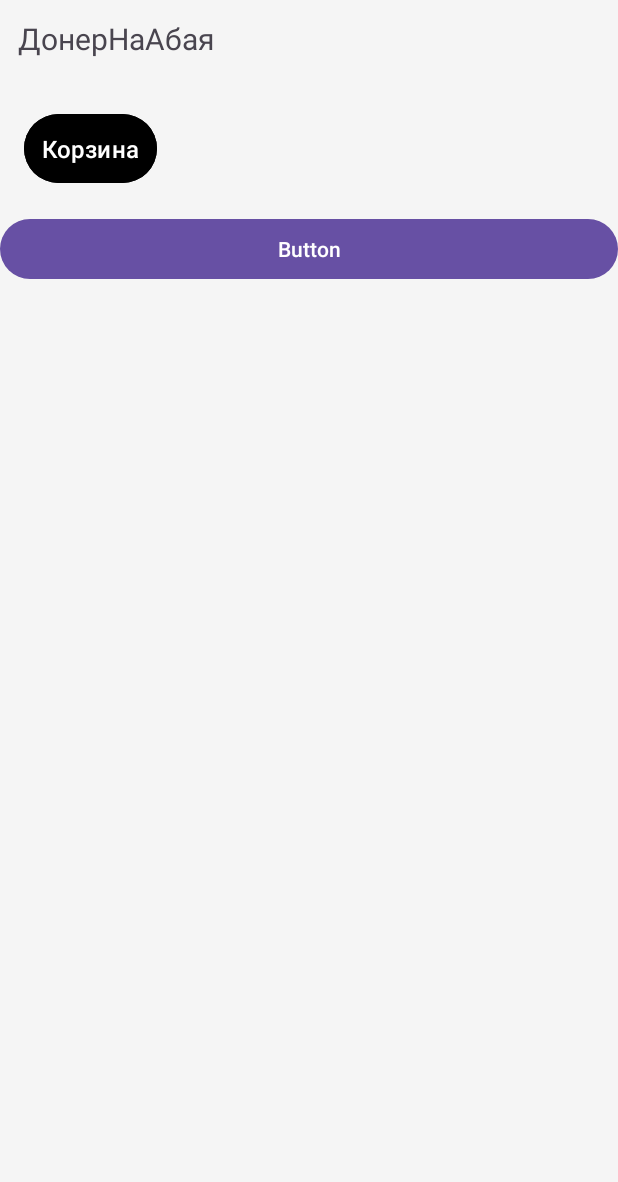
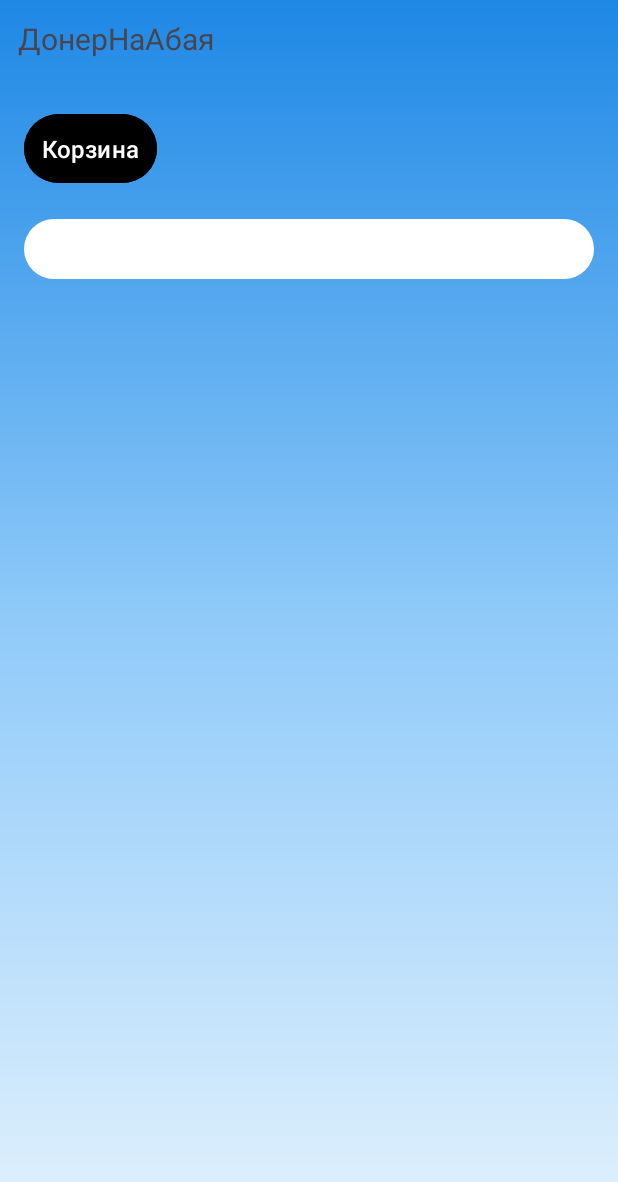
Before and after one commit to itzHiti/FinalAndroid2025, an Android app: the screen it shows after launch (MainActivity), on a phone screen of 412 x 824 dp. Shown: the top 1182 px of the screen. Run offline under Robolectric (Android 15) with nearby library versions, the phone set to English and light mode, and no system bars.

Commit message:
add background

```diff
--- /dev/null
+++ b/app/src/main/res/drawable/bg_doner.xml
@@ -0,0 +1,16 @@
+<?xml version="1.0" encoding="utf-8"?>
+<shape xmlns:android="http://schemas.android.com/apk/res/android"
+    android:shape="rectangle">
+
+    <!-- Градиент в “донерных” цветах -->
+    <gradient
+        android:startColor="#E3F2FD"
+        android:centerColor="#90CAF9"
+        android:endColor="#1E88E5"
+        android:angle="90" />
+</shape>
+
+
+<!--    android:startColor="#FF9800"-->
+<!--    android:centerColor="#FF5722"-->
+<!--    android:endColor="#F44336"-->
--- a/app/src/main/res/layout/activity_home_fragment.xml
+++ b/app/src/main/res/layout/activity_home_fragment.xml
@@ -4,7 +4,7 @@
     android:orientation="vertical"
     android:layout_width="match_parent"
     android:layout_height="match_parent"
-    android:background="#F5F5F5">
+    android:background="@drawable/bg_doner">
 
     <include layout="@layout/toolbar_home" />
 
@@ -22,6 +22,8 @@
         android:id="@+id/btnOpenDetails"
         android:layout_width="match_parent"
         android:layout_height="wrap_content"
-        android:text="Button" />
+        android:layout_marginHorizontal="16dp"
+        android:layout_marginBottom="16dp"
+        android:text="Открыть детали" />
 
 </LinearLayout>
--- a/app/src/main/res/mipmap-anydpi/ic_launcher.xml
+++ /dev/null
@@ -1,6 +0,0 @@
-<?xml version="1.0" encoding="utf-8"?>
-<adaptive-icon xmlns:android="http://schemas.android.com/apk/res/android">
-    <background android:drawable="@drawable/ic_launcher_background" />
-    <foreground android:drawable="@drawable/ic_launcher_foreground" />
-    <monochrome android:drawable="@drawable/ic_launcher_foreground" />
-</adaptive-icon>
--- a/app/src/main/res/mipmap-anydpi/ic_launcher_round.xml
+++ /dev/null
@@ -1,6 +0,0 @@
-<?xml version="1.0" encoding="utf-8"?>
-<adaptive-icon xmlns:android="http://schemas.android.com/apk/res/android">
-    <background android:drawable="@drawable/ic_launcher_background" />
-    <foreground android:drawable="@drawable/ic_launcher_foreground" />
-    <monochrome android:drawable="@drawable/ic_launcher_foreground" />
-</adaptive-icon>
--- a/app/src/main/res/values/colors.xml
+++ b/app/src/main/res/values/colors.xml
@@ -2,4 +2,6 @@
 <resources>
     <color name="black">#FF000000</color>
     <color name="white">#FFFFFFFF</color>
+    <color name="dna_primary">#FFFFFFFF</color>
+    <color name="dna_primary_dark">#FFFFFFFF</color>
 </resources>
--- a/app/src/main/res/values/themes.xml
+++ b/app/src/main/res/values/themes.xml
@@ -1,8 +1,9 @@
 <resources xmlns:tools="http://schemas.android.com/tools">
     <!-- Base application theme. -->
     <style name="Base.Theme.DonerNaAbaya" parent="Theme.Material3.DayNight.NoActionBar">
-        <!-- Customize your light theme here. -->
-        <!-- <item name="colorPrimary">@color/my_light_primary</item> -->
+        <item name="colorPrimary">@color/dna_primary</item>
+        <item name="colorPrimaryVariant">@color/dna_primary_dark</item>
+        <item name="colorOnPrimary">@android:color/white</item>
     </style>
 
     <style name="Theme.DonerNaAbaya" parent="Base.Theme.DonerNaAbaya" />
```
Also changed, not shown: app/src/main/res/drawable/ic_launcher_foreground.xml (deleted, +0 -30 lines), app/src/main/res/layout/layout/toolbar_home.xml (deleted, +0 -18 lines).
